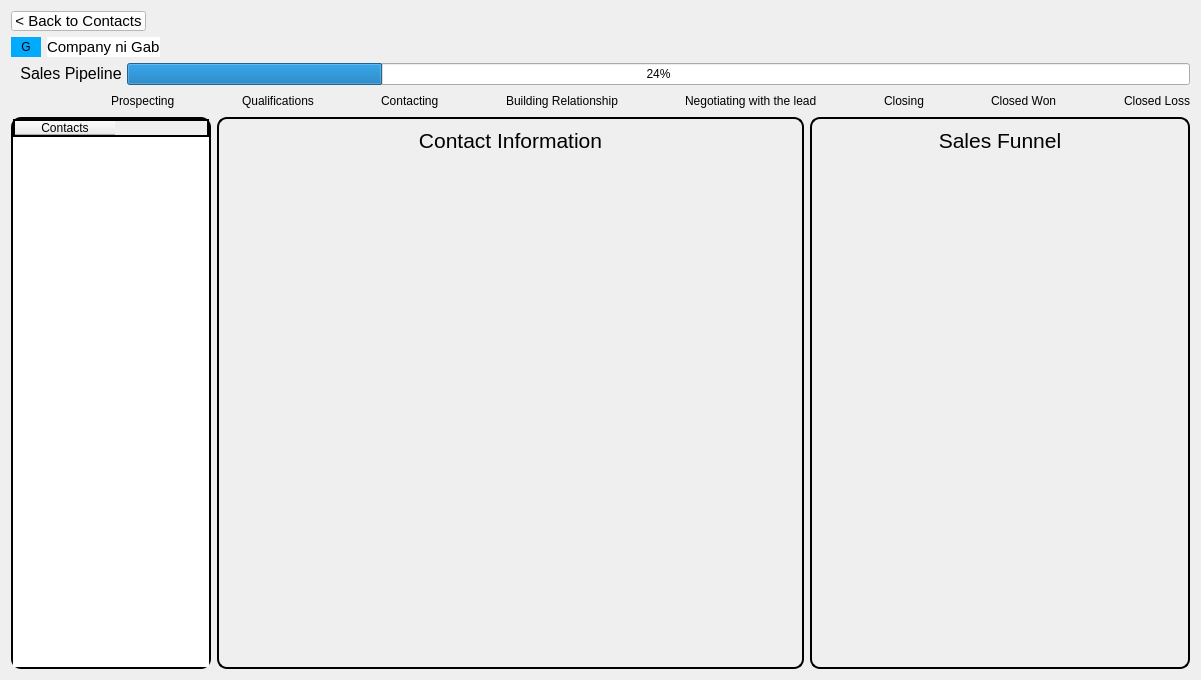
Old version of the form CRM/views/ui/contacts1.ui in the repository ImGaby123/SalesOptimizer-CRM.
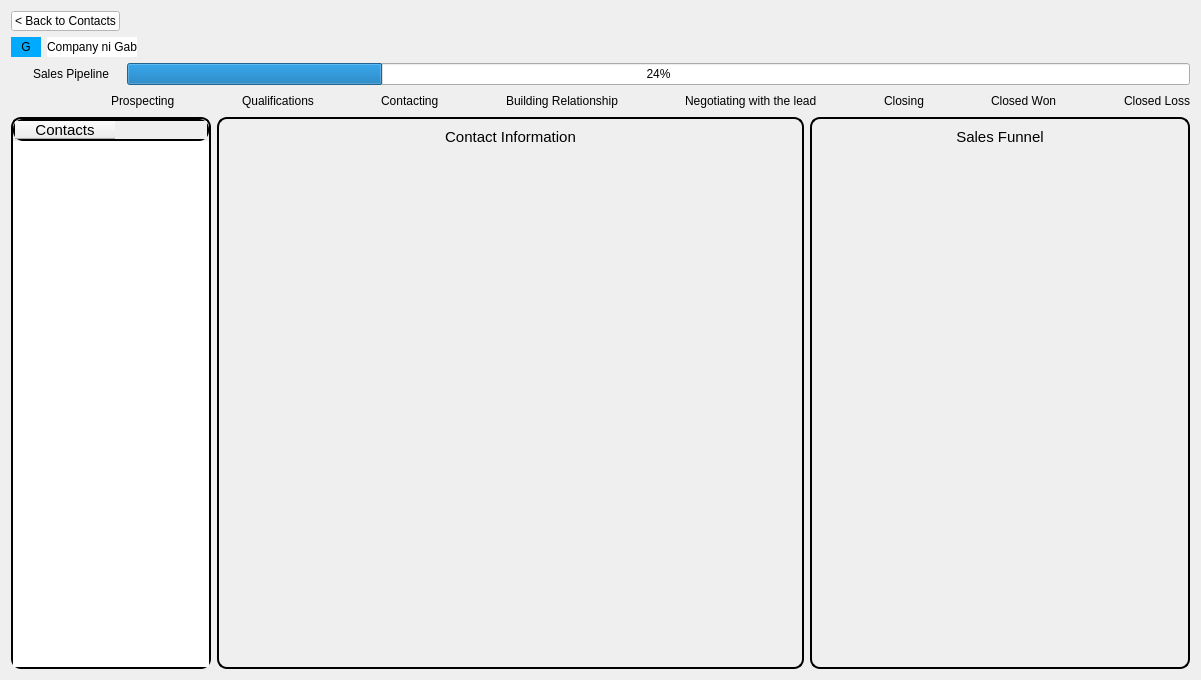
New version of the form.

Commit message: contacts1 and 2 ui and py file fix naming convention and design

```diff
--- a/CRM/views/ui/contacts1.ui
+++ b/CRM/views/ui/contacts1.ui
@@ -40,7 +40,7 @@
          </property>
          <property name="font">
           <font>
-           <pointsize>11</pointsize>
+           <pointsize>9</pointsize>
           </font>
          </property>
          <property name="styleSheet">
@@ -93,7 +93,7 @@
         <widget class="QLabel" name="company_ni_gab_2">
          <property name="font">
           <font>
-           <pointsize>11</pointsize>
+           <pointsize>9</pointsize>
           </font>
          </property>
          <property name="styleSheet">
@@ -161,7 +161,7 @@
          </property>
          <property name="font">
           <font>
-           <pointsize>12</pointsize>
+           <pointsize>9</pointsize>
           </font>
          </property>
          <property name="styleSheet">
@@ -401,6 +401,9 @@
            <height>16777215</height>
           </size>
          </property>
+         <property name="layoutDirection">
+          <enum>Qt::LayoutDirection::LeftToRight</enum>
+         </property>
          <property name="styleSheet">
           <string notr="true">border: 2px solid black;
 border-radius: 10px;</string>
@@ -411,6 +414,7 @@
           </property>
           <property name="font">
            <font>
+            <pointsize>11</pointsize>
             <bold>false</bold>
             <kerning>true</kerning>
            </font>
@@ -463,7 +467,7 @@
             </property>
             <property name="font">
              <font>
-              <pointsize>16</pointsize>
+              <pointsize>11</pointsize>
              </font>
             </property>
             <property name="styleSheet">
@@ -531,7 +535,7 @@
             </property>
             <property name="font">
              <font>
-              <pointsize>16</pointsize>
+              <pointsize>11</pointsize>
              </font>
             </property>
             <property name="styleSheet">
```
Left out of the diff: 4 changed lines with no effect on the pictures. The commit also changes 3 other files.
